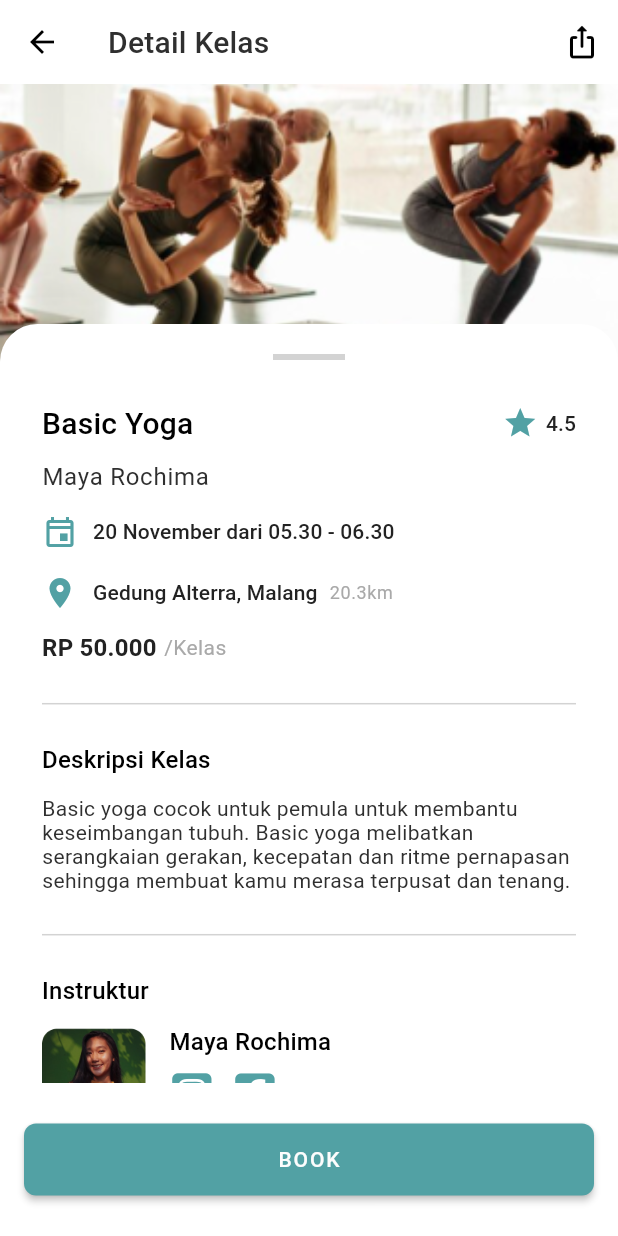
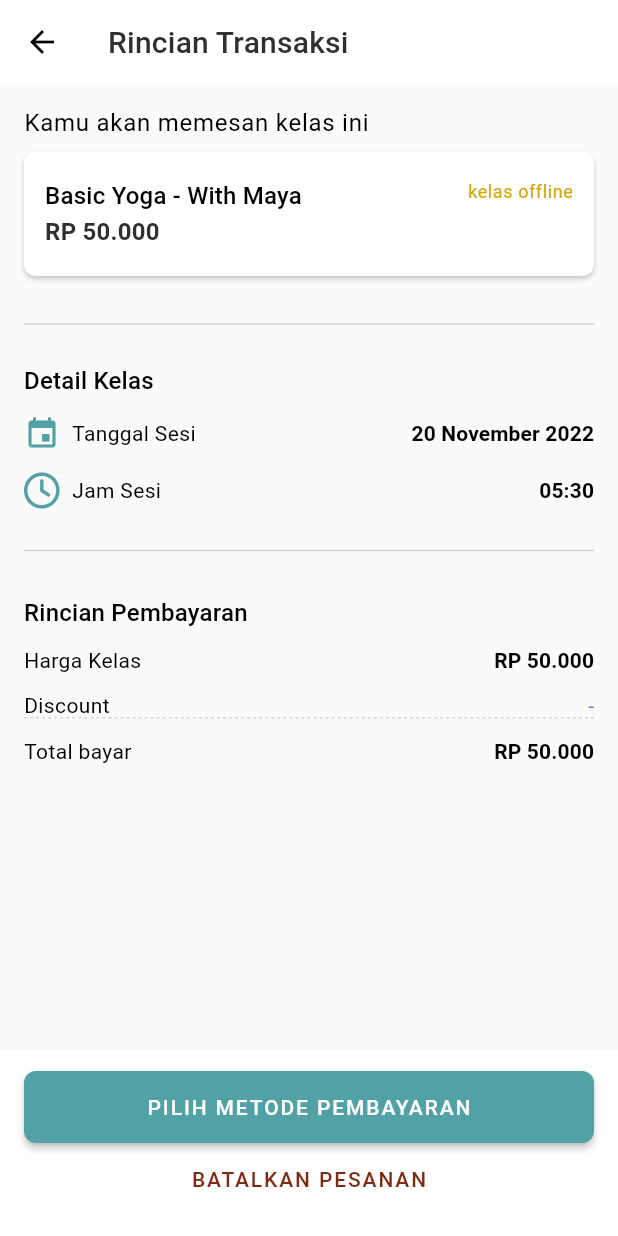
Before and after one commit to Group10CapstoneProject/Flutter, a Flutter app: the OfflineBook screen opened directly, after a tap on "BOOK", on a phone screen of 412 x 824 dp. Run offline on Flutter 3.47's test engine with Material 2 defaults, Android fonts, the phone set to English and light mode, and no system bars; our stand-ins replace date_picker_timeline, dio, flutter_svg, font_awesome_flutter, google_fonts, shared_preferences; accounts and stored records are empty.

Commit message:
menambahkan halaman transaksi

```diff
--- a/lib/screen/offline/widget/offline_book.dart
+++ b/lib/screen/offline/offline_book.dart
@@ -1,7 +1,9 @@
+import 'package:capstone_alterra_flutter/screen/offline/offline_transaksi.dart';
 import 'package:capstone_alterra_flutter/styles/theme.dart';
 import 'package:flutter/material.dart';
 import 'package:flutter/services.dart';
 import 'package:font_awesome_flutter/font_awesome_flutter.dart';
+import 'package:google_fonts/google_fonts.dart';
 
 class OfflineBook extends StatelessWidget {
   const OfflineBook({super.key});
@@ -78,7 +80,7 @@ class OfflineBook extends StatelessWidget {
                             children: [
                               Text(
                                 'Basic Yoga',
-                                style: TextStyle(
+                                style: GoogleFonts.roboto(
                                     fontSize: 20,
                                     color: blackColor,
                                     letterSpacing: 0.15,
@@ -167,7 +169,7 @@ class OfflineBook extends StatelessWidget {
                                 children: [
                                   Text(
                                     'RP 50.000',
-                                    style: TextStyle(
+                                    style: GoogleFonts.roboto(
                                       fontSize: 16,
                                       fontWeight: bold,
                                       letterSpacing: 0.15,
@@ -314,10 +316,8 @@ class OfflineBook extends StatelessWidget {
                             color: whiteDarker,
                             thickness: 1,
                           ),
-                          const SizedBox(
-                            height: 15.0,
-                          ),
                           Container(
+                            margin: const EdgeInsets.only(top: 15),
                             width: double.infinity,
                             decoration: BoxDecoration(
                                 color: primaryLightest,
@@ -370,12 +370,12 @@ class OfflineBook extends StatelessWidget {
               ),
               child: ElevatedButton(
                 onPressed: () {
-                  // Navigator.push(
-                  //   context,
-                  //   MaterialPageRoute(
-                  //     builder: (context) => const RincianTransaksi(),
-                  //   ),
-                  // );
+                  Navigator.push(
+                    context,
+                    MaterialPageRoute(
+                      builder: (context) => const RincianTransaksi(),
+                    ),
+                  );
                 },
                 style: ElevatedButton.styleFrom(
                   backgroundColor: primaryBase,
--- a/lib/screen/offline/widget/offline_card.dart
+++ b/lib/screen/offline/offline_card.dart
@@ -1,4 +1,4 @@
-import 'package:capstone_alterra_flutter/screen/offline/widget/offline_book.dart';
+import 'package:capstone_alterra_flutter/screen/offline/offline_book.dart';
 import 'package:capstone_alterra_flutter/styles/theme.dart';
 import 'package:flutter/material.dart';
 
--- a/lib/screen/offline/offline_screen.dart
+++ b/lib/screen/offline/offline_screen.dart
@@ -1,4 +1,4 @@
-import 'package:capstone_alterra_flutter/screen/offline/widget/offline_card.dart';
+import 'package:capstone_alterra_flutter/screen/offline/offline_card.dart';
 import 'package:capstone_alterra_flutter/styles/theme.dart';
 import 'package:flutter/material.dart';
 
--- /dev/null
+++ b/lib/screen/offline/offline_transaksi.dart
@@ -0,0 +1,303 @@
+import 'package:capstone_alterra_flutter/styles/theme.dart';
+import 'package:capstone_alterra_flutter/widget/separator.dart';
+import 'package:flutter/material.dart';
+import 'package:flutter/services.dart';
+import 'package:font_awesome_flutter/font_awesome_flutter.dart';
+import 'package:google_fonts/google_fonts.dart';
+
+class RincianTransaksi extends StatefulWidget {
+  const RincianTransaksi({super.key});
+
+  @override
+  State<RincianTransaksi> createState() => _RincianTransaksiState();
+}
+
+class _RincianTransaksiState extends State<RincianTransaksi> {
+  @override
+  Widget build(BuildContext context) {
+    return Scaffold(
+      appBar: AppBar(
+        elevation: 0,
+        backgroundColor: whiteColor,
+        systemOverlayStyle: const SystemUiOverlayStyle(
+            statusBarIconBrightness: Brightness.dark,
+            statusBarBrightness: Brightness.light),
+        iconTheme: IconThemeData(color: blackColor),
+        title: Text(
+          'Rincian Transaksi',
+          style: kHeading6.copyWith(color: blackLight),
+        ),
+      ),
+      body: SingleChildScrollView(
+        child: Padding(
+          padding: const EdgeInsets.only(top: 16, left: 16, right: 16),
+          child: Column(
+            crossAxisAlignment: CrossAxisAlignment.start,
+            children: [
+              Text(
+                'Kamu akan memesan kelas ini',
+                style: kBody1.copyWith(color: blackColor),
+              ),
+              Container(
+                margin: const EdgeInsets.only(
+                  top: 10,
+                  bottom: 24,
+                ),
+                padding: const EdgeInsets.fromLTRB(14, 20, 14, 20),
+                decoration: BoxDecoration(
+                  color: whiteColor,
+                  borderRadius: BorderRadius.circular(8),
+                  boxShadow: [
+                    BoxShadow(
+                      color: Colors.black.withOpacity(0.2),
+                      blurRadius: 2,
+                      offset: const Offset(0, 2), // changes position of shadow
+                    ),
+                  ],
+                ),
+                child: Row(
+                  crossAxisAlignment: CrossAxisAlignment.start,
+                  children: [
+                    Container(
+                      decoration: BoxDecoration(
+                        borderRadius: BorderRadius.circular(8),
+                      ),
+                    ),
+                    Column(
+                      crossAxisAlignment: CrossAxisAlignment.start,
+                      children: [
+                        Text(
+                          'Basic Yoga - With Maya',
+                          style: kSubtitle1.copyWith(color: blackColor),
+                        ),
+                        const SizedBox(
+                          height: 5,
+                        ),
+                        Text(
+                          'RP 50.000',
+                          style: GoogleFonts.roboto(
+                            color: blackLight,
+                            fontSize: 16,
+                            fontWeight: semiBold,
+                            letterSpacing: 0.15,
+                          ),
+                        ),
+                      ],
+                    ),
+                    Expanded(
+                      child: Container(
+                        alignment: Alignment.topRight,
+                        child: Text(
+                          'kelas offline',
+                          style: kCaption.copyWith(color: warningDark),
+                        ),
+                      ),
+                    ),
+                  ],
+                ),
+              ),
+              Divider(
+                color: whiteDarker,
+                thickness: 1,
+              ),
+              Padding(
+                padding: const EdgeInsets.symmetric(vertical: 20),
+                child: Column(
+                  crossAxisAlignment: CrossAxisAlignment.start,
+                  children: [
+                    Text(
+                      'Detail Kelas',
+                      style: kSubtitle1.copyWith(color: blackColor),
+                    ),
+                    Padding(
+                      padding: const EdgeInsets.symmetric(vertical: 14),
+                      child: Row(
+                        mainAxisAlignment: MainAxisAlignment.spaceBetween,
+                        children: [
+                          Row(
+                            children: [
+                              Icon(
+                                Icons.event,
+                                size: 24,
+                                color: primaryBase,
+                              ),
+                              const SizedBox(
+                                width: 8.0,
+                              ),
+                              Text(
+                                'Tanggal Sesi',
+                                style: kBody2.copyWith(color: blackColor),
+                              ),
+                            ],
+                          ),
+                          Text(
+                            '20 November 2022',
+                            style: GoogleFonts.roboto(
+                              color: blackColor,
+                              fontSize: 14,
+                              fontWeight: semiBold,
+                              letterSpacing: 0.1,
+                            ),
+                          )
+                        ],
+                      ),
+                    ),
+                    Row(
+                      mainAxisAlignment: MainAxisAlignment.spaceBetween,
+                      children: [
+                        Row(
+                          children: [
+                            Icon(
+                              FontAwesomeIcons.clock,
+                              size: 24,
+                              color: primaryBase,
+                            ),
+                            const SizedBox(
+                              width: 8.0,
+                            ),
+                            Text(
+                              'Jam Sesi',
+                              style: kBody2.copyWith(color: blackColor),
+                            ),
+                          ],
+                        ),
+                        Text(
+                          '05:30',
+                          style: GoogleFonts.roboto(
+                            color: blackColor,
+                            fontSize: 14,
+                            fontWeight: semiBold,
+                            letterSpacing: 0.1,
+                          ),
+                        )
+                      ],
+                    ),
+                  ],
+                ),
+              ),
+              Divider(
+                color: whiteDarker,
+                thickness: 1,
+              ),
+              const SizedBox(
+                height: 14.0,
+              ),
+              Padding(
+                padding: const EdgeInsets.symmetric(vertical: 10),
+                child: Column(
+                  crossAxisAlignment: CrossAxisAlignment.start,
+                  children: [
+                    Text(
+                      'Rincian Pembayaran',
+                      style: kSubtitle1.copyWith(color: blackColor),
+                    ),
+                    const SizedBox(
+                      height: 14.0,
+                    ),
+                    Row(
+                      mainAxisAlignment: MainAxisAlignment.spaceBetween,
+                      children: [
+                        Text(
+                          'Harga Kelas',
+                          style: kBody2.copyWith(color: blackColor),
+                        ),
+                        Text(
+                          'RP 50.000',
+                          style: GoogleFonts.roboto(
+                            color: blackColor,
+                            fontSize: 14,
+                            fontWeight: semiBold,
+                            letterSpacing: 0.1,
+                          ),
+                        ),
+                      ],
+                    ),
+                    const SizedBox(
+                      height: 14.0,
+                    ),
+                    Row(
+                      mainAxisAlignment: MainAxisAlignment.spaceBetween,
+                      children: [
+                        Text('Discount',
+                            style: kBody2.copyWith(color: blackColor)),
+                        Text(
+                          '-',
+                          style: GoogleFonts.roboto(
+                            color: infoBase,
+                            fontSize: 14,
+                            fontWeight: regular,
+                            letterSpacing: 0.1,
+                          ),
+                        ),
+                      ],
+                    ),
+                    MySeparator(),
+                    const SizedBox(
+                      height: 14.0,
+                    ),
+                    Row(
+                      mainAxisAlignment: MainAxisAlignment.spaceBetween,
+                      children: [
+                        Text(
+                          'Total bayar',
+                          style: kBody2.copyWith(color: blackColor),
+                        ),
+                        Text(
+                          'RP 50.000',
+                          style: GoogleFonts.roboto(
+                            color: blackColor,
+                            fontSize: 14,
+                            fontWeight: semiBold,
+                            letterSpacing: 0.1,
+                          ),
+                        ),
+                      ],
+                    ),
+                  ],
+                ),
+              )
+            ],
+          ),
+        ),
+      ),
+      bottomNavigationBar: Container(
+        color: whiteColor,
+        height: 124,
+        child: Padding(
+          padding: const EdgeInsets.symmetric(horizontal: 16, vertical: 10),
+          child: Column(
+            mainAxisAlignment: MainAxisAlignment.center,
+            children: [
+              SizedBox(
+                height: 48,
+                width: double.infinity,
+                child: ElevatedButton(
+                  onPressed: () {},
+                  style: ElevatedButton.styleFrom(
+                    backgroundColor: primaryBase,
+                    shape: RoundedRectangleBorder(
+                      borderRadius: BorderRadius.circular(8),
+                    ),
+                  ),
+                  child: Text(
+                    'PILIH METODE PEMBAYARAN',
+                    style: kButton.copyWith(color: whiteBase),
+                  ),
+                ),
+              ),
+              TextButton(
+                onPressed: () {
+                  Navigator.pop(context);
+                },
+                child: Text(
+                  'BATALKAN PESANAN',
+                  style: kButton.copyWith(color: dangerDarker),
+                ),
+              ),
+            ],
+          ),
+        ),
+      ),
+    );
+  }
+}
--- /dev/null
+++ b/lib/widget/separator.dart
@@ -0,0 +1,34 @@
+import 'package:capstone_alterra_flutter/styles/theme.dart';
+import 'package:flutter/material.dart';
+
+class MySeparator extends StatelessWidget {
+  MySeparator({super.key});
+
+  final double height = 1;
+  final Color color = whiteDarker;
+
+  @override
+  Widget build(BuildContext context) {
+    return LayoutBuilder(
+      builder: (BuildContext context, BoxConstraints constraints) {
+        final boxWidth = constraints.constrainWidth();
+        const dashWidth = 2.0;
+        final dashHeight = height;
+        final dashCount = (boxWidth / (2 * dashWidth)).floor();
+        return Flex(
+          mainAxisAlignment: MainAxisAlignment.spaceBetween,
+          direction: Axis.horizontal,
+          children: List.generate(dashCount, (_) {
+            return SizedBox(
+              width: dashWidth,
+              height: dashHeight,
+              child: DecoratedBox(
+                decoration: BoxDecoration(color: color),
+              ),
+            );
+          }),
+        );
+      },
+    );
+  }
+}
```
